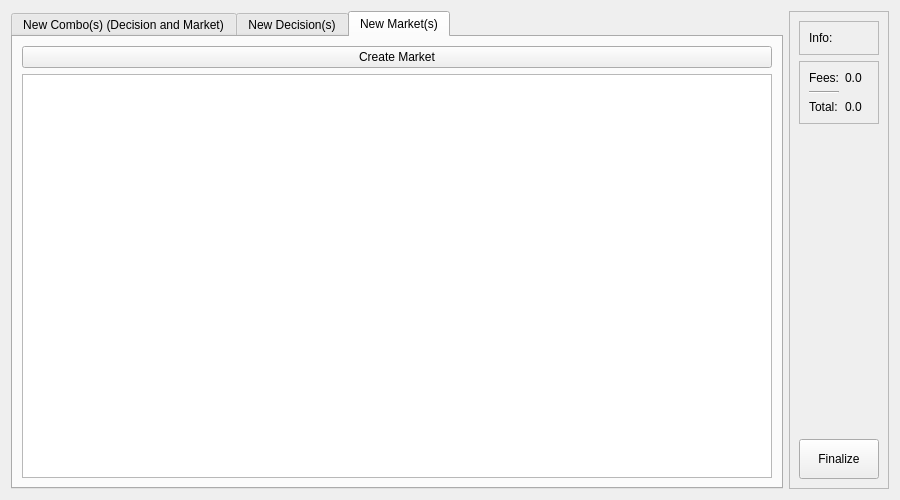
The window that src/qt/forms/authorview.ui (brishtiteveja/truthcoin-cpp) describes before a commit, drawn with Qt 5.
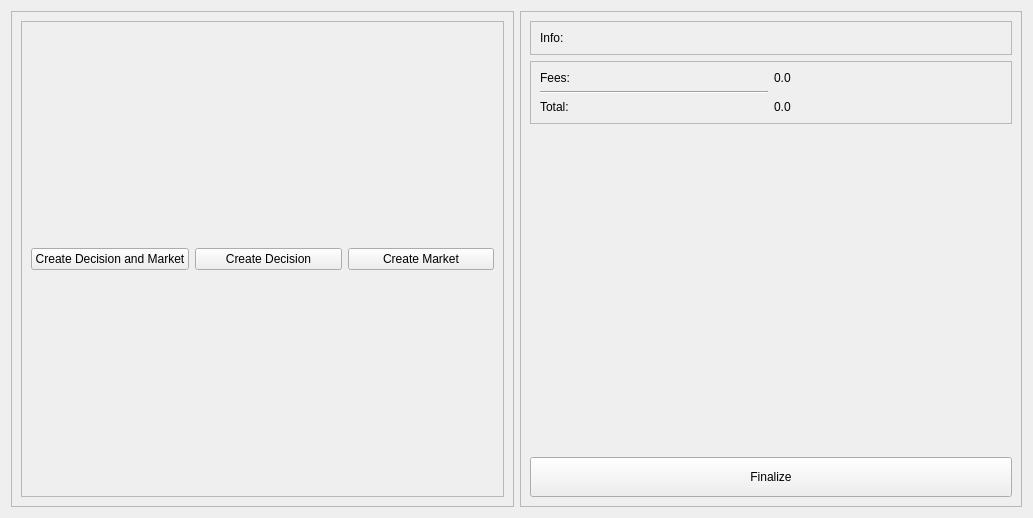
The same window after the commit. The open tabs and pages were chosen to show the change. Icons and pictures are not drawn.

Diff of the .ui file:
```diff
--- a/src/qt/forms/authorview.ui
+++ b/src/qt/forms/authorview.ui
@@ -6,8 +6,8 @@
    <rect>
     <x>0</x>
     <y>0</y>
-    <width>900</width>
-    <height>500</height>
+    <width>1033</width>
+    <height>518</height>
    </rect>
   </property>
   <property name="windowTitle">
@@ -15,15 +15,23 @@
   </property>
   <layout class="QHBoxLayout" name="horizontalLayout">
    <item>
-    <widget class="QTabWidget" name="tabWidget">
-     <property name="currentIndex">
-      <number>0</number>
+    <widget class="QFrame" name="frameLeft">
+     <property name="frameShape">
+      <enum>QFrame::StyledPanel</enum>
      </property>
-     <widget class="QWidget" name="tabCombo">
-      <attribute name="title">
-       <string>New Combo(s) (Decision and Market)</string>
-      </attribute>
-      <layout class="QVBoxLayout" name="verticalLayout_3">
+     <property name="frameShadow">
+      <enum>QFrame::Raised</enum>
+     </property>
+     <layout class="QVBoxLayout" name="verticalLayout_7">
+      <item>
+       <widget class="QFrame" name="frame">
+        <property name="frameShape">
+         <enum>QFrame::StyledPanel</enum>
+        </property>
+        <property name="frameShadow">
+         <enum>QFrame::Raised</enum>
+        </property>
+        <layout class="QHBoxLayout" name="horizontalLayout_2">
        <item>
         <widget class="QPushButton" name="pushButtonCreateCombo">
          <property name="text">
@@ -32,16 +40,6 @@
         </widget>
        </item>
        <item>
-        <widget class="QTableView" name="tableViewCombo"/>
-       </item>
-      </layout>
-     </widget>
-     <widget class="QWidget" name="tabDecisions">
-      <attribute name="title">
-       <string>New Decision(s)</string>
-      </attribute>
-      <layout class="QVBoxLayout" name="verticalLayout_4">
-       <item>
         <widget class="QPushButton" name="pushButtonCreateDecision">
          <property name="text">
           <string>Create Decision</string>
@@ -49,27 +47,16 @@
         </widget>
        </item>
        <item>
-        <widget class="QTableView" name="tableViewDecisions"/>
-       </item>
-      </layout>
-     </widget>
-     <widget class="QWidget" name="tabMarkets">
-      <attribute name="title">
-       <string>New Market(s)</string>
-      </attribute>
-      <layout class="QVBoxLayout" name="verticalLayout_5">
-       <item>
         <widget class="QPushButton" name="pushButtonCreateMarket">
          <property name="text">
           <string>Create Market</string>
          </property>
         </widget>
        </item>
-       <item>
-        <widget class="QTableView" name="tableViewMarkets"/>
-       </item>
-      </layout>
-     </widget>
+        </layout>
+       </widget>
+      </item>
+     </layout>
     </widget>
    </item>
    <item>
```
Left out of the diff: 4 changed lines with no effect on the pictures. Lines whose indentation alone changed are shown as unchanged.
